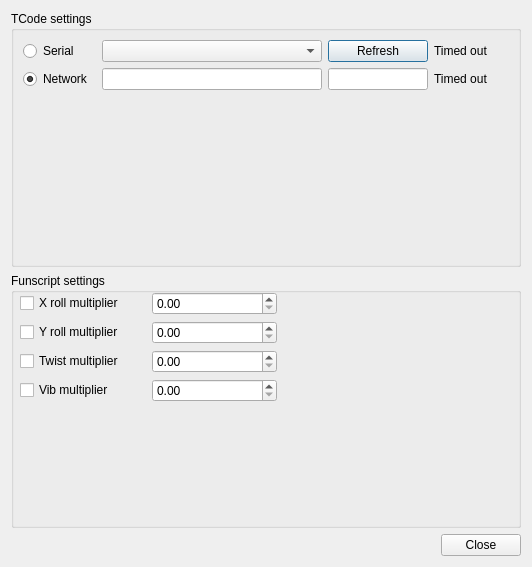
Before: the Qt Designer form src/settings.ui in jcfain/XTPlayer, drawn with Qt 5.
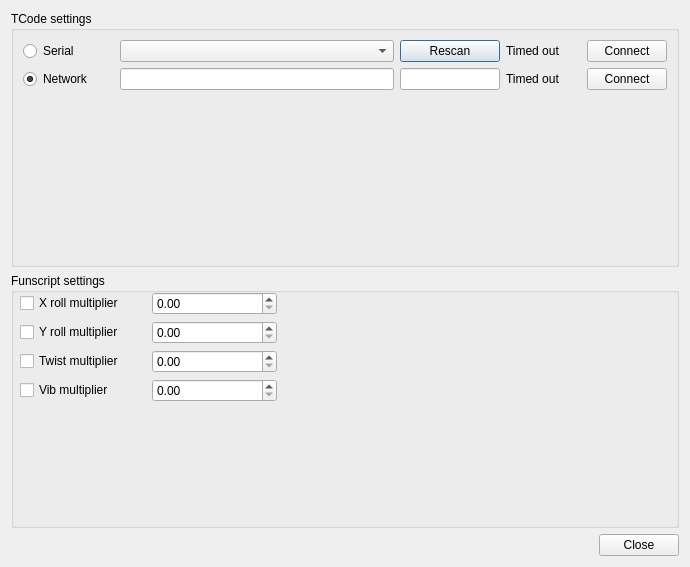
After: the same form once the commit is applied. Icons and pictures are not drawn.

Commit message: Fixed a few interface issues I found over the weekend. Changed how you set a new connection up.

Diff of the .ui file:
```diff
--- a/src/settings.ui
+++ b/src/settings.ui
@@ -6,7 +6,7 @@
    <rect>
     <x>0</x>
     <y>0</y>
-    <width>532</width>
+    <width>690</width>
     <height>567</height>
    </rect>
   </property>
@@ -44,12 +44,12 @@
        </layout>
       </item>
       <item row="0" column="0">
-       <layout class="QGridLayout" name="OutputSettings" rowstretch="0,0" columnstretch="0,0,0,0,0,0,0,0,0,0">
-        <item row="1" column="9">
-         <widget class="QLabel" name="networkStatuslbl">
+       <layout class="QGridLayout" name="OutputSettings" rowstretch="0,0" columnstretch="0,0,0,0,0,0,0,0,0,0,0">
+        <item row="0" column="9">
+         <widget class="QLabel" name="serialStatuslbl">
           <property name="minimumSize">
            <size>
-            <width>75</width>
+            <width>50</width>
             <height>0</height>
            </size>
           </property>
@@ -58,16 +58,16 @@
           </property>
          </widget>
         </item>
-        <item row="1" column="8">
-         <widget class="QLineEdit" name="networkPortTxt">
-          <property name="maximumSize">
-           <size>
-            <width>100</width>
-            <height>100</height>
-           </size>
+        <item row="1" column="2" colspan="6">
+         <widget class="QLineEdit" name="networkAddressTxt"/>
+        </item>
+        <item row="1" column="0" colspan="2">
+         <widget class="QRadioButton" name="networkOutputRdo">
+          <property name="text">
+           <string>Network</string>
           </property>
-          <property name="maxLength">
-           <number>5</number>
+          <property name="checked">
+           <bool>true</bool>
           </property>
          </widget>
         </item>
@@ -78,6 +78,22 @@
           </property>
          </widget>
         </item>
+        <item row="0" column="2" colspan="6">
+         <widget class="QComboBox" name="SerialOutputCmb"/>
+        </item>
+        <item row="1" column="9">
+         <widget class="QLabel" name="networkStatuslbl">
+          <property name="minimumSize">
+           <size>
+            <width>75</width>
+            <height>0</height>
+           </size>
+          </property>
+          <property name="text">
+           <string>Timed out</string>
+          </property>
+         </widget>
+        </item>
         <item row="0" column="8">
          <widget class="QPushButton" name="serialRefreshBtn">
           <property name="minimumSize">
@@ -90,7 +106,7 @@
            <string>Refresh serial port list</string>
           </property>
           <property name="text">
-           <string>Refresh</string>
+           <string>Rescan</string>
           </property>
           <property name="icon">
            <iconset resource="icons.qrc">
@@ -107,34 +123,32 @@
           </property>
          </widget>
         </item>
-        <item row="0" column="9">
-         <widget class="QLabel" name="serialStatuslbl">
-          <property name="minimumSize">
+        <item row="1" column="8">
+         <widget class="QLineEdit" name="networkPortTxt">
+          <property name="maximumSize">
            <size>
-            <width>50</width>
-            <height>0</height>
+            <width>100</width>
+            <height>100</height>
            </size>
           </property>
-          <property name="text">
-           <string>Timed out</string>
+          <property name="maxLength">
+           <number>5</number>
           </property>
          </widget>
         </item>
-        <item row="1" column="0" colspan="2">
-         <widget class="QRadioButton" name="networkOutputRdo">
+        <item row="0" column="10">
+         <widget class="QPushButton" name="serialConnectButton">
           <property name="text">
-           <string>Network</string>
+           <string>Connect</string>
           </property>
-          <property name="checked">
-           <bool>true</bool>
-          </property>
          </widget>
         </item>
-        <item row="1" column="2" colspan="6">
-         <widget class="QLineEdit" name="networkAddressTxt"/>
-        </item>
-        <item row="0" column="2" colspan="6">
-         <widget class="QComboBox" name="SerialOutputCmb"/>
+        <item row="1" column="10">
+         <widget class="QPushButton" name="networkConnectButton">
+          <property name="text">
+           <string>Connect</string>
+          </property>
+         </widget>
         </item>
        </layout>
       </item>
```
The commit also changes 7 other files.
